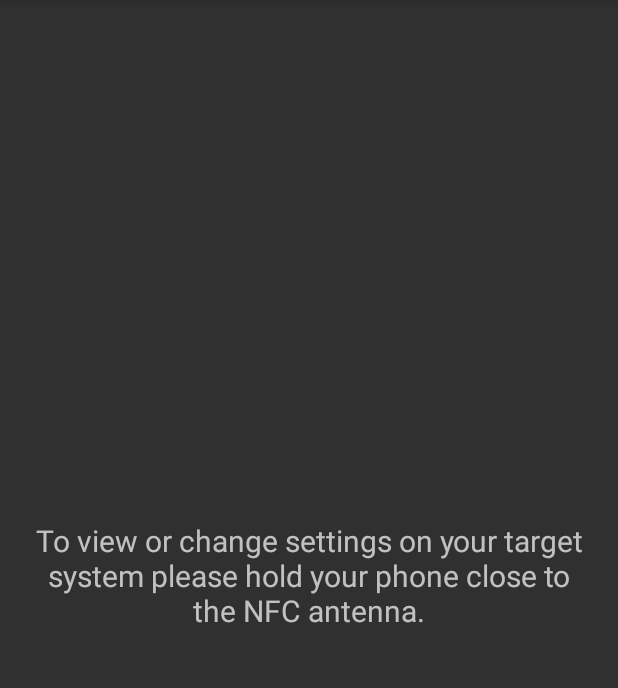
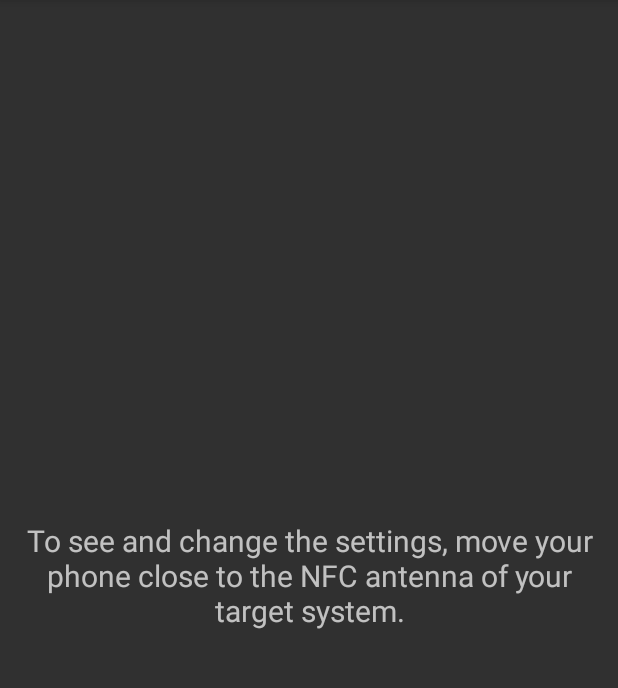
Before and after one commit to Sweet-Peas/NfcSettings, an Android app: the MainActivity screen opened directly, with no data from a screen before it, on a phone screen of 412 x 824 dp, the part 84-772 px from its top. Run offline under Robolectric (Android 15) with nearby library versions, the phone set to English and light mode, and no system bars; 2 statements that could not run were skipped.

```diff
--- a/Application/src/main/AndroidManifest.xml
+++ b/Application/src/main/AndroidManifest.xml
@@ -46,7 +46,7 @@
             </intent-filter>
         </activity>
 
-        <activity android:name=".HandleTag">
+        <activity android:name=".HandleEmptyTag">
             <!-- Intent filter for detecting empty tags -->
             <intent-filter>
                 <action android:name="android.nfc.action.TECH_DISCOVERED" />
--- a/Application/src/main/res/layout/sample_main.xml
+++ b/Application/src/main/res/layout/sample_main.xml
@@ -32,7 +32,7 @@
             android:padding="16dp"
             android:gravity="center"
             android:textSize="@dimen/abc_text_size_title_material"
-            android:text="To view or change settings on your target system please hold your phone close to the NFC antenna."
+            android:text="@string/string_welcome"
             android:textAlignment="center" />
 
     </FrameLayout>
@@ -57,16 +57,16 @@
             <TextView
                 android:layout_width="wrap_content"
                 android:layout_height="wrap_content"
-                android:textAppearance="?android:attr/textAppearanceLarge"
-                android:text="Detected System"
+                android:textAppearance="?android:attr/textAppearanceMedium"
+                android:text="@string/settings_detected_system"
                 android:id="@+id/textView"
                 android:layout_marginLeft="20dp" />
 
             <TextView
                 android:layout_width="wrap_content"
                 android:layout_height="wrap_content"
-                android:textAppearance="?android:attr/textAppearanceMedium"
-                android:text="The SweetPea name of the system that was detected"
+                android:textAppearance="?android:attr/textAppearanceSmall"
+                android:text="@string/settings_detected_system_sub"
                 android:id="@+id/textView2"
                 android:layout_marginLeft="20dp"
                 android:layout_marginRight="20dp" />
@@ -78,18 +78,19 @@
                 android:layout_marginLeft="20dp"
                 android:layout_marginRight="20dp" />
 
-            <TextView
+                <TextView
                 android:layout_width="wrap_content"
                 android:layout_height="wrap_content"
-                android:textAppearance="?android:attr/textAppearanceLarge"
-                android:text="DHCP"
+                android:textAppearance="?android:attr/textAppearanceMedium"
+                android:text="@string/settings_DHCP"
                 android:id="@+id/textView3"
                 android:layout_marginLeft="20dp" />
 
             <CheckBox
                 android:layout_width="wrap_content"
                 android:layout_height="wrap_content"
-                android:text="Selecting this switch enables DHCP resolution."
+                android:textAppearance="?android:attr/textAppearanceSmall"
+                android:text="@string/settings_DHCP_sub"
                 android:id="@+id/espEnableDhcp"
                 android:layout_marginLeft="20dp"
                 android:layout_marginRight="20dp"
@@ -98,8 +99,8 @@
             <TextView
                 android:layout_width="wrap_content"
                 android:layout_height="wrap_content"
-                android:textAppearance="?android:attr/textAppearanceLarge"
-                android:text="IP Address"
+                android:textAppearance="?android:attr/textAppearanceMedium"
+                android:text="@string/settings_IP_address"
                 android:id="@+id/txtEspIpAddress"
                 android:layout_marginLeft="40dp"
                 android:layout_marginTop="20dp" />
@@ -114,8 +115,8 @@
             <TextView
                 android:layout_width="wrap_content"
                 android:layout_height="wrap_content"
-                android:textAppearance="?android:attr/textAppearanceLarge"
-                android:text="Netmask"
+                android:textAppearance="?android:attr/textAppearanceMedium"
+                android:text="@string/settings_Netmask"
                 android:id="@+id/textView5"
                 android:layout_marginLeft="40dp"
                 android:layout_marginTop="20dp" />
@@ -130,8 +131,8 @@
             <TextView
                 android:layout_width="wrap_content"
                 android:layout_height="wrap_content"
-                android:textAppearance="?android:attr/textAppearanceLarge"
-                android:text="Default Gateway"
+                android:textAppearance="?android:attr/textAppearanceMedium"
+                android:text="@string/settings_Default_Gateway"
                 android:id="@+id/textView6"
                 android:layout_marginLeft="40dp"
                 android:layout_marginTop="20dp" />
@@ -146,8 +147,8 @@
             <TextView
                 android:layout_width="wrap_content"
                 android:layout_height="wrap_content"
-                android:textAppearance="?android:attr/textAppearanceLarge"
-                android:text="Webserver Port"
+                android:textAppearance="?android:attr/textAppearanceMedium"
+                android:text="@string/settings_Webserver_Port"
                 android:id="@+id/textView4"
                 android:layout_marginLeft="40dp"
                 android:layout_marginTop="20dp" />
--- a/Application/src/main/res/values/strings.xml
+++ b/Application/src/main/res/values/strings.xml
@@ -15,8 +15,18 @@
   limitations under the License.
 -->
 <resources>
+
     <string name="menu_refresh">Refresh</string>
     <string name="menu_update">Update</string>
     <string name="menu_settings">Settings</string>
     <string name="string_welcome">To see and change the settings, move your phone close to the NFC antenna of your target system.</string>
+    <string name="settings_detected_system">Detected System</string>
+    <string name="settings_detected_system_sub">The SweetPea name of the system that was detected</string>
+    <string name="settings_DHCP">DHCP</string>
+    <string name="settings_DHCP_sub">Selecting this switch enables DHCP resolution.</string>
+    <string name="settings_IP_address">IP Address</string>
+    <string name="settings_Netmask">Netmask</string>
+    <string name="settings_Default_Gateway">Default Gateway</string>
+    <string name="settings_Webserver_Port">Webserver Port</string>
+
 </resources>
```
Also changed, not shown: Application/src/main/java/se/sweetpeas/android/nfcsettings/EspUserData.java (+173 -6 lines), Application/src/main/java/se/sweetpeas/android/nfcsettings/HandleEmptyTag.java (renamed from Application/src/main/java/se/sweetpeas/android/nfcsettings/HandleTag.java, +2 -5 lines), Application/src/main/java/se/sweetpeas/android/nfcsettings/MainActivity.java (+68 -177 lines).
